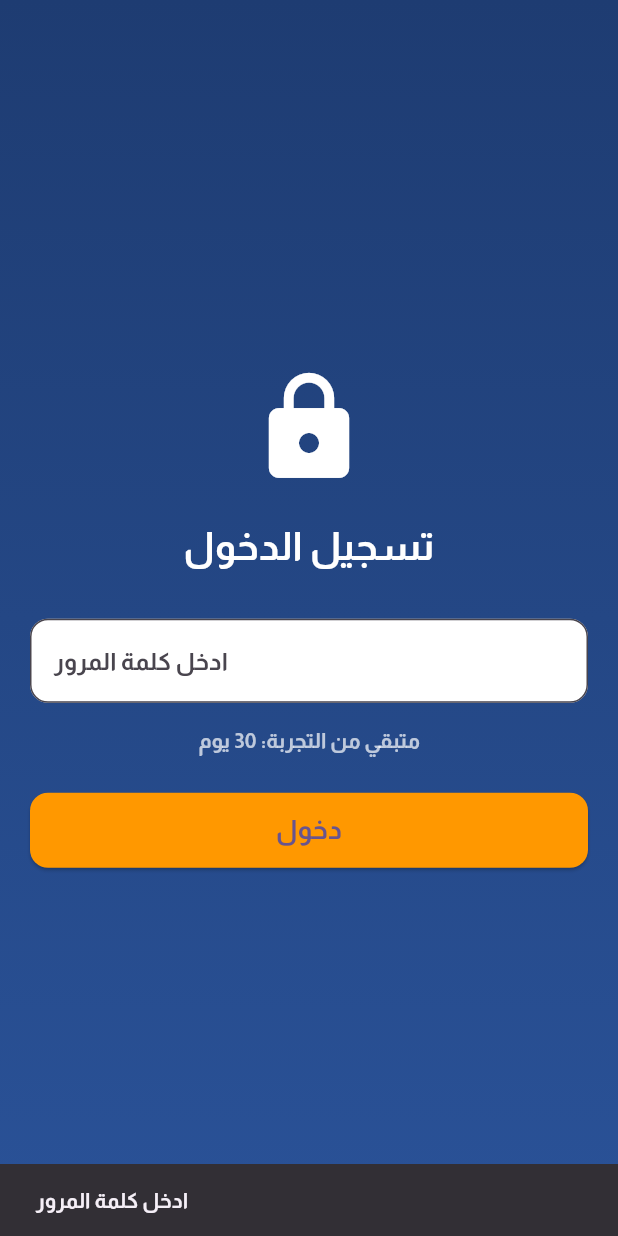
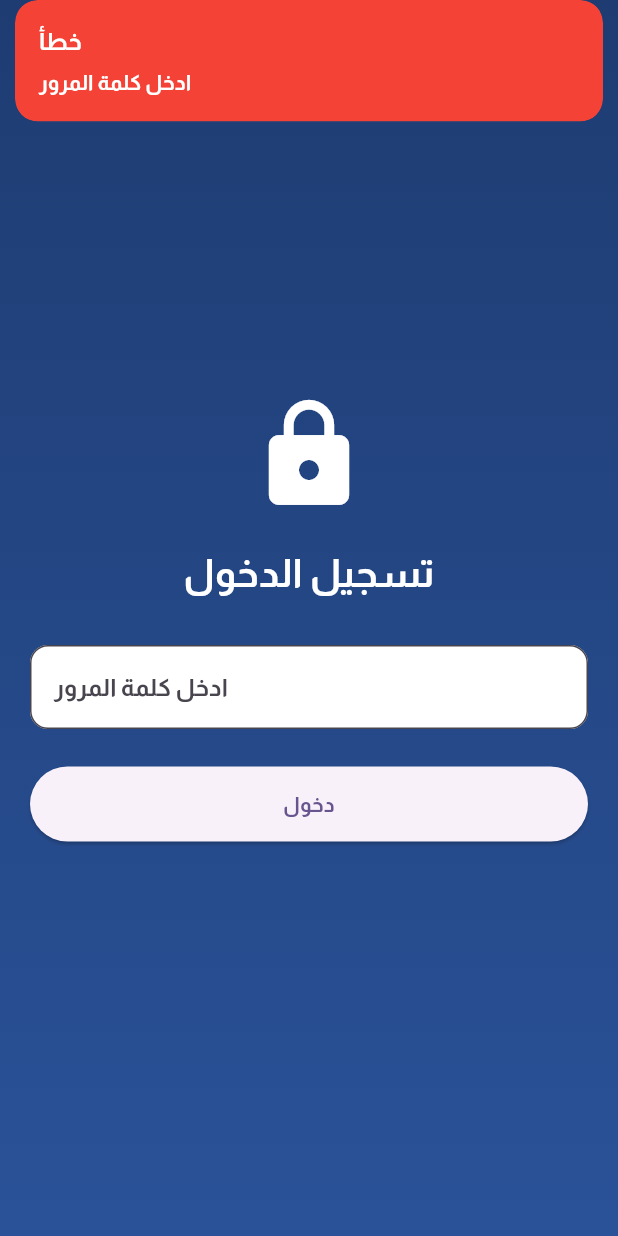
Before and after one commit to Mina8496/invoice-pro-system, a Flutter app: the screen it shows after launch, after a tap on "دخول", on a phone screen of 412 x 824 dp. Run offline on Flutter 3.47's test engine with Material 3 defaults, Android fonts, the phone set to English and light mode, and no system bars; our stand-ins replace bloc, dartz, device_info_plus, dio, flutter_bloc, flutter_screenutil and 4 more; accounts and stored records are empty.

Commit message:
refactor: clean architecture for login feature

```diff
--- /dev/null
+++ b/lib/Feature/Login/data/database/auth_local_data_source.dart
@@ -0,0 +1,57 @@
+import 'package:invoicepro/core/database/database_helper.dart';
+import 'package:invoicepro/Feature/Invoice/presentation/manger/getDeviceId.dart';
+
+class AuthLocalDataSource {
+  static const String mainPassword = "12345678";
+  static const String trialPassword = "123456";
+
+  Future<(bool, String)> login(String password) async {
+    if (password.isEmpty) {
+      return (false, "ادخل كلمة المرور");
+    }
+
+    if (password == mainPassword) {
+      return (true, "");
+    }
+
+    if (password == trialPassword) {
+      return await _handleTrial();
+    }
+
+    return (false, "كلمة المرور غير صحيحة");
+  }
+
+  Future<(bool, String)> _handleTrial() async {
+    await DatabaseHelper.ensureTrialTable();
+
+    final deviceId = await getDeviceId();
+    final trial = await DatabaseHelper.getTrial();
+
+    if (trial == null) {
+      await DatabaseHelper.insertTrial(
+        deviceId,
+        DateTime.now().toIso8601String(),
+      );
+      return (true, "تم تفعيل");
+    }
+
+    final savedDeviceId = trial['device_id'];
+    final startDate = DateTime.parse(trial['start_date']);
+
+    if (savedDeviceId != deviceId) {
+      return (false, "غير مسموح على جهاز آخر");
+    }
+
+    if (DateTime.now().isBefore(startDate)) {
+      return (false, "تم التلاعب بتاريخ الجهاز");
+    }
+
+    final daysPassed = DateTime.now().difference(startDate).inDays;
+
+    if (daysPassed < 30) {
+      return (true, "");
+    }
+
+    return (false, "انتهت التجربة بحاجة الى طلب استخدام مساحة");
+  }
+}
--- /dev/null
+++ b/lib/Feature/Login/data/repo/auth_repo_impl.dart
@@ -0,0 +1,14 @@
+import 'package:invoicepro/Feature/Login/data/database/auth_local_data_source.dart';
+
+import '../../domain/repo/auth_repo.dart';
+
+class AuthRepoImpl implements AuthRepo {
+  final AuthLocalDataSource local;
+
+  AuthRepoImpl(this.local);
+
+  @override
+  Future<(bool, String)> login(String password) {
+    return local.login(password);
+  }
+}
--- /dev/null
+++ b/lib/Feature/Login/domain/repo/auth_repo.dart
@@ -0,0 +1,3 @@
+abstract class AuthRepo {
+  Future<(bool, String)> login(String password);
+}
--- /dev/null
+++ b/lib/Feature/Login/domain/usecase/login_usecase.dart
@@ -0,0 +1,11 @@
+import '../repo/auth_repo.dart';
+
+class LoginUseCase {
+  final AuthRepo repo;
+
+  LoginUseCase(this.repo);
+
+  Future<(bool, String)> call(String password) {
+    return repo.login(password);
+  }
+}
--- a/lib/Feature/Login/login_page.dart
+++ /dev/null
@@ -1,205 +0,0 @@
-import 'package:flutter/material.dart';
-import 'package:get/get.dart';
-import 'package:invoicepro/Feature/Invoice/presentation/manger/getDeviceId.dart';
-import 'package:invoicepro/Feature/Invoice/presentation/view/invoice_page.dart';
-import 'package:invoicepro/core/database/database_helper.dart';
-
-class LoginPage extends StatefulWidget {
-  const LoginPage({super.key});
-
-  @override
-  State<LoginPage> createState() => _LoginPageState();
-}
-
-class _LoginPageState extends State<LoginPage> {
-  final TextEditingController passwordController = TextEditingController();
-
-  static const String mainPassword = "123456";
-  static const String trialPassword = "0000";
-
-  int remainingDays = 30;
-  bool isLoading = false;
-
-  @override
-  void initState() {
-    super.initState();
-
-    DatabaseHelper.ensureTrialTable();
-    loadTrialStatus();
-
-    passwordController.addListener(() {
-      setState(() {});
-    });
-  }
-
-  Future<void> loadTrialStatus() async {
-    final trial = await DatabaseHelper.getTrial();
-
-    if (!mounted) return;
-
-    String? savedDate = trial?['start_date'];
-
-    if (savedDate != null) {
-      DateTime startDate = DateTime.parse(savedDate);
-      int daysPassed = DateTime.now().difference(startDate).inDays;
-
-      setState(() {
-        remainingDays = (30 - daysPassed).clamp(0, 30);
-      });
-    } else {
-      setState(() {
-        remainingDays = 30;
-      });
-    }
-  }
-
-  Future<void> handleLogin() async {
-    setState(() => isLoading = true);
-
-    String password = passwordController.text.trim();
-
-    bool success = false;
-    String message = "";
-
-    // تحقق من الفاضي
-    if (password.isEmpty) {
-      message = "ادخل كلمة المرور";
-    }
-    // الباسورد الأساسي
-    else if (password == mainPassword) {
-      success = true;
-    }
-    // الباسورد التجريبي
-    else if (password == trialPassword) {
-      final deviceId = await getDeviceId();
-      await DatabaseHelper.ensureTrialTable();
-
-      final trial = await DatabaseHelper.getTrial();
-
-      if (trial == null) {
-        // أول استخدام
-        await DatabaseHelper.insertTrial(
-          deviceId,
-          DateTime.now().toIso8601String(),
-        );
-
-        success = true;
-        message = "تم تفعيل النسخة التجريبية 30 يوم";
-      } else {
-        final savedDeviceId = trial['device_id'];
-        final startDate = DateTime.parse(trial['start_date']);
-
-        // تحقق من نفس الجهاز
-        if (savedDeviceId != deviceId) {
-          message = "غير مسموح باستخدام التجربة على جهاز آخر";
-        } else {
-          int daysPassed = DateTime.now().difference(startDate).inDays;
-
-          // حماية من تغيير الوقت
-          if (DateTime.now().isBefore(startDate)) {
-            message = "تم التلاعب بتاريخ الجهاز";
-          } else if (daysPassed < 30) {
-            success = true;
-          } else {
-            message = "انتهت مدة التجربة";
-          }
-        }
-      }
-    }
-    // باسورد غلط
-    else {
-      message = "كلمة المرور غير صحيحة";
-    }
-
-    setState(() => isLoading = false);
-
-    if (success) {
-      ScaffoldMessenger.of(
-        context,
-      ).showSnackBar(const SnackBar(content: Text("تم تسجيل الدخول")));
-
-      Get.off(() => const InvoicePage());
-      passwordController.clear();
-    } else {
-      ScaffoldMessenger.of(
-        context,
-      ).showSnackBar(SnackBar(content: Text(message)));
-    }
-
-    loadTrialStatus();
-  }
-
-  @override
-  Widget build(BuildContext context) {
-    return Scaffold(
-      body: Container(
-        width: double.infinity,
-        padding: const EdgeInsets.all(20),
-        decoration: const BoxDecoration(
-          gradient: LinearGradient(
-            colors: [Color(0xff1E3C72), Color(0xff2A5298)],
-            begin: Alignment.topCenter,
-            end: Alignment.bottomCenter,
-          ),
-        ),
-        child: Column(
-          mainAxisAlignment: MainAxisAlignment.center,
-          children: [
-            const Icon(Icons.lock, size: 80, color: Colors.white),
-            const SizedBox(height: 20),
-
-            const Text(
-              "تسجيل الدخول",
-              style: TextStyle(
-                color: Colors.white,
-                fontSize: 26,
-                fontWeight: FontWeight.bold,
-              ),
-            ),
-
-            const SizedBox(height: 30),
-
-            TextField(
-              controller: passwordController,
-              obscureText: true,
-              decoration: InputDecoration(
-                hintText: "ادخل كلمة المرور",
-                filled: true,
-                fillColor: Colors.white,
-                border: OutlineInputBorder(
-                  borderRadius: BorderRadius.circular(12),
-                ),
-              ),
-            ),
-
-            const SizedBox(height: 15),
-
-            Text(
-              "متبقي من التجربة: $remainingDays يوم",
-              style: const TextStyle(color: Colors.white70),
-            ),
-
-            const SizedBox(height: 25),
-
-            SizedBox(
-              width: double.infinity,
-              height: 50,
-              child: ElevatedButton(
-                onPressed: isLoading ? null : handleLogin,
-                style: ElevatedButton.styleFrom(
-                  backgroundColor: Colors.orange,
-                  shape: RoundedRectangleBorder(
-                    borderRadius: BorderRadius.circular(12),
-                  ),
-                ),
-                child: isLoading
-                    ? const CircularProgressIndicator(color: Colors.white)
-                    : const Text("دخول", style: TextStyle(fontSize: 18)),
-              ),
-            ),
-          ],
-        ),
-      ),
-    );
-  }
-}
--- /dev/null
+++ b/lib/Feature/Login/presentation/controller/login_controller.dart
@@ -0,0 +1,34 @@
+import 'package:flutter/material.dart';
+import 'package:get/get.dart';
+import '../../domain/usecase/login_usecase.dart';
+
+class LoginController extends GetxController {
+  final LoginUseCase loginUseCase;
+
+  LoginController(this.loginUseCase);
+
+  final passwordController = TextEditingController();
+
+  var isLoading = false.obs;
+
+  Future<void> loginAction() async {
+    isLoading.value = true;
+
+    final (success, message) = await loginUseCase(
+      passwordController.text.trim(),
+    );
+
+    isLoading.value = false;
+
+    if (success) {
+      Get.offAllNamed('/ivoice');
+    } else {
+      Get.snackbar(
+        "خطأ",
+        message,
+        backgroundColor: Colors.red,
+        colorText: Colors.white,
+      );
+    }
+  }
+}
--- /dev/null
+++ b/lib/Feature/Login/presentation/login_binding/login_binding.dart
@@ -0,0 +1,21 @@
+import 'package:get/get.dart';
+import 'package:invoicepro/Feature/Login/data/database/auth_local_data_source.dart';
+import 'package:invoicepro/Feature/Login/data/repo/auth_repo_impl.dart';
+import 'package:invoicepro/Feature/Login/domain/repo/auth_repo.dart';
+import 'package:invoicepro/Feature/Login/domain/usecase/login_usecase.dart';
+import 'package:invoicepro/Feature/Login/presentation/controller/login_controller.dart';
+
+class LoginBinding extends Bindings {
+  @override
+  void dependencies() {
+    Get.lazyPut<AuthLocalDataSource>(() => AuthLocalDataSource());
+
+    Get.lazyPut<AuthRepo>(() => AuthRepoImpl(Get.find<AuthLocalDataSource>()));
+
+    Get.lazyPut<LoginUseCase>(() => LoginUseCase(Get.find<AuthRepo>()));
+
+    Get.lazyPut<LoginController>(
+      () => LoginController(Get.find<LoginUseCase>()),
+    );
+  }
+}
--- /dev/null
+++ b/lib/Feature/Login/presentation/view/login_page.dart
@@ -0,0 +1,11 @@
+import 'package:flutter/material.dart';
+import 'package:invoicepro/Feature/Login/presentation/view/widget/login_page_body.dart';
+
+class LoginPage extends StatelessWidget {
+  const LoginPage({super.key});
+
+  @override
+  Widget build(BuildContext context) {
+    return Scaffold(body: LoginPageBody());
+  }
+}
--- /dev/null
+++ b/lib/Feature/Login/presentation/view/widget/header_section.dart
@@ -0,0 +1,23 @@
+import 'package:flutter/material.dart';
+
+class HeaderSection extends StatelessWidget {
+  const HeaderSection();
+
+  @override
+  Widget build(BuildContext context) {
+    return Column(
+      children: const [
+        Icon(Icons.lock, size: 80, color: Colors.white),
+        SizedBox(height: 20),
+        Text(
+          "تسجيل الدخول",
+          style: TextStyle(
+            color: Colors.white,
+            fontSize: 26,
+            fontWeight: FontWeight.bold,
+          ),
+        ),
+      ],
+    );
+  }
+}
--- /dev/null
+++ b/lib/Feature/Login/presentation/view/widget/login_button.dart
@@ -0,0 +1,24 @@
+import 'package:flutter/material.dart';
+import 'package:get/get_state_manager/src/rx_flutter/rx_obx_widget.dart';
+import 'package:get/get_state_manager/src/simple/get_view.dart';
+import 'package:invoicepro/Feature/Login/presentation/controller/login_controller.dart';
+
+class LoginButton extends GetView<LoginController> {
+  const LoginButton({super.key});
+
+  @override
+  Widget build(BuildContext context) {
+    return Obx(() {
+      return SizedBox(
+        width: double.infinity,
+        height: 50,
+        child: ElevatedButton(
+          onPressed: controller.isLoading.value ? null : controller.loginAction,
+          child: controller.isLoading.value
+              ? const CircularProgressIndicator(color: Colors.white)
+              : const Text("دخول"),
+        ),
+      );
+    });
+  }
+}
--- /dev/null
+++ b/lib/Feature/Login/presentation/view/widget/login_page_body.dart
@@ -0,0 +1,43 @@
+import 'package:flutter/material.dart';
+import 'package:get/get.dart';
+import 'package:invoicepro/Feature/Login/presentation/controller/login_controller.dart';
+import 'package:invoicepro/Feature/Login/presentation/view/widget/header_section.dart';
+import 'package:invoicepro/Feature/Login/presentation/view/widget/login_button.dart';
+import 'package:invoicepro/Feature/Login/presentation/view/widget/password_field.dart';
+
+class LoginPageBody extends GetView<LoginController> {
+  const LoginPageBody({super.key});
+
+  @override
+  Widget build(BuildContext context) {
+    return Container(
+      width: double.infinity,
+      padding: const EdgeInsets.all(20),
+      decoration: const BoxDecoration(
+        gradient: LinearGradient(
+          colors: [Color(0xff1E3C72), Color(0xff2A5298)],
+          begin: Alignment.topCenter,
+          end: Alignment.bottomCenter,
+        ),
+      ),
+      child: Center(
+        child: SingleChildScrollView(
+          child: Column(
+            mainAxisAlignment: MainAxisAlignment.center,
+            children: [
+              const HeaderSection(),
+
+              const SizedBox(height: 30),
+
+              PasswordField(),
+
+              const SizedBox(height: 25),
+
+              LoginButton(),
+            ],
+          ),
+        ),
+      ),
+    );
+  }
+}
--- /dev/null
+++ b/lib/Feature/Login/presentation/view/widget/password_field.dart
@@ -0,0 +1,21 @@
+import 'package:flutter/material.dart';
+import 'package:get/get_state_manager/src/simple/get_view.dart';
+import 'package:invoicepro/Feature/Login/presentation/controller/login_controller.dart';
+
+class PasswordField extends GetView<LoginController> {
+  const PasswordField({super.key});
+
+  @override
+  Widget build(BuildContext context) {
+    return TextField(
+      controller: controller.passwordController,
+      obscureText: true,
+      decoration: InputDecoration(
+        hintText: "ادخل كلمة المرور",
+        filled: true,
+        fillColor: Colors.white,
+        border: OutlineInputBorder(borderRadius: BorderRadius.circular(12)),
+      ),
+    );
+  }
+}
--- /dev/null
+++ b/lib/core/AppRoutes.dart
@@ -0,0 +1,18 @@
+import 'package:get/get.dart';
+import 'package:invoicepro/Feature/Invoice/presentation/view/invoice_page.dart';
+import 'package:invoicepro/Feature/Login/presentation/view/login_page.dart';
+import 'package:invoicepro/Feature/Login/presentation/login_binding/login_binding.dart';
+
+class AppPages {
+  static final pages = [
+    GetPage(
+      name: '/login',
+      page: () => const LoginPage(),
+      binding: LoginBinding(),
+    ),
+    GetPage(
+      name: '/ivoice',
+      page: () => const InvoicePage(),
+    ),
+  ];
+}
--- a/lib/main.dart
+++ b/lib/main.dart
@@ -1,7 +1,7 @@
 import 'package:flutter/material.dart';
 import 'package:flutter_screenutil/flutter_screenutil.dart';
 import 'package:get/get_navigation/src/root/get_material_app.dart';
-import 'package:invoicepro/Feature/Login/login_page.dart';
+import 'package:invoicepro/core/AppRoutes.dart';
 
 void main() {
   runApp(const MyApp());
@@ -20,7 +20,8 @@
             fontFamily: "Almarai-Bold",
             colorScheme: ColorScheme.fromSeed(seedColor: Colors.deepPurple),
           ),
-          home: const LoginPage(),
+          initialRoute: '/login',
+          getPages: AppPages.pages,
         );
       },
     );
```
